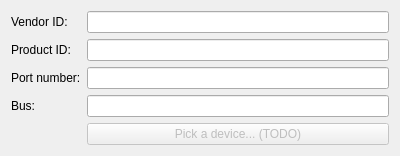
Old version of the form scanner-config-widget.ui in the repository electromuis/padmiss-client.
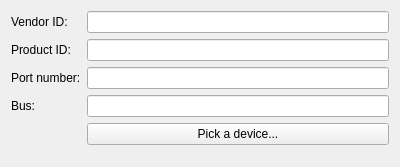
New version of the form.

Commit message: Scanners configureable

Patch:
```diff
--- a/scanner-config-widget.ui
+++ b/scanner-config-widget.ui
@@ -7,7 +7,7 @@
     <x>0</x>
     <y>0</y>
     <width>400</width>
-    <height>145</height>
+    <height>167</height>
    </rect>
   </property>
   <property name="sizePolicy">
@@ -63,11 +63,14 @@
    <item row="4" column="1">
     <widget class="QPushButton" name="pickDeviceButton">
      <property name="enabled">
+      <bool>true</bool>
+     </property>
+     <property name="text">
+      <string>Pick a device...</string>
+     </property>
+     <property name="checkable">
       <bool>false</bool>
      </property>
-     <property name="text">
-      <string>Pick a device... (TODO)</string>
-     </property>
     </widget>
    </item>
   </layout>
```
The commit also changes 1 other file.
